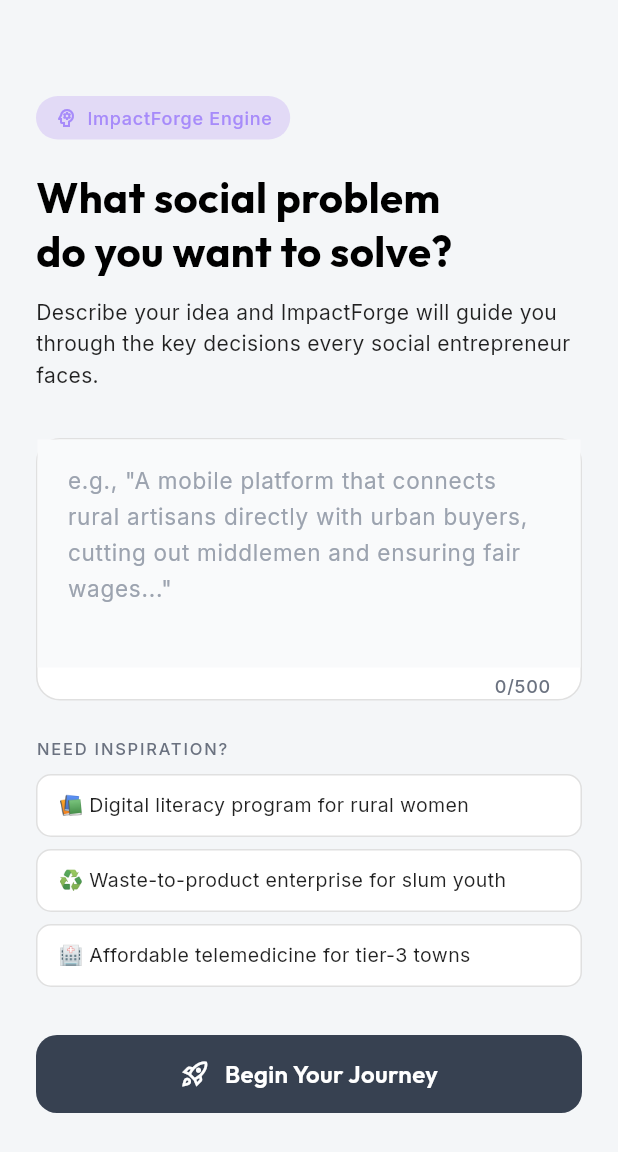
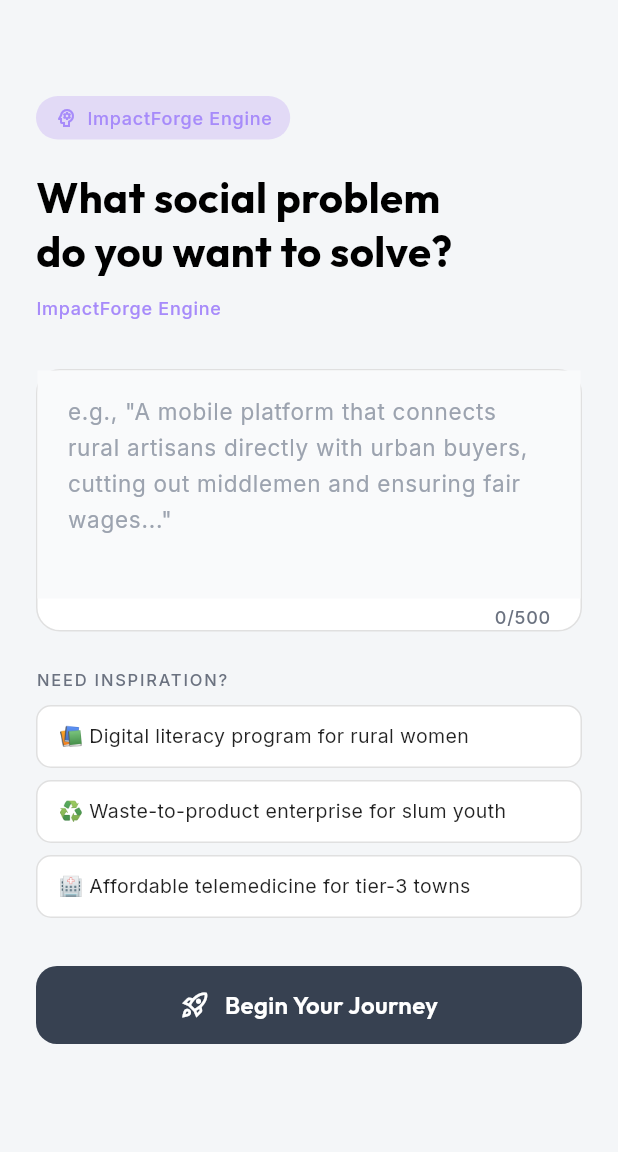
Before and after one commit to vineelvanjari/codenyx_49, a Flutter app: the IdeaInputScreen screen opened by its route, on a phone screen of 412 x 824 dp. Shown: the top 1152 px of the screen. Run offline on Flutter 3.47's test engine with Material 3 defaults, Android fonts, the phone set to English and light mode, and no system bars; our stand-ins replace animate_do, cloud_firestore, firebase_auth, firebase_core, flutter_dotenv, flutter_markdown and 3 more; accounts and stored records are empty.

Commit message:
feat: implement official branding, icons, and render hosting configuration

```diff
--- a/lib/features/idea_input/idea_input_screen.dart
+++ b/lib/features/idea_input/idea_input_screen.dart
@@ -114,11 +114,12 @@ class _IdeaInputScreenState extends State<IdeaInputScreen> {
                       ),
                     ),
                     const SizedBox(height: 12),
-                    Text(
-                      'Describe your idea and ImpactForge will guide you through '
-                      'the key decisions every social entrepreneur faces.',
-                      style: AppTypography.bodySmall.copyWith(fontSize: 14, color: isDark ? Colors.grey : Colors.black87),
-                    ),
+                          Text(
+                            'ImpactForge Engine',
+                            style: AppTypography.label.copyWith(
+                              color: AppColors.primaryLight,
+                            ),
+                          ),
                   ],
                 ),
               ),
```
Also changed, not shown: pubspec.yaml (+12 -0 lines), assets/images/logo.png (added), pubspec.lock, 35 other files.
